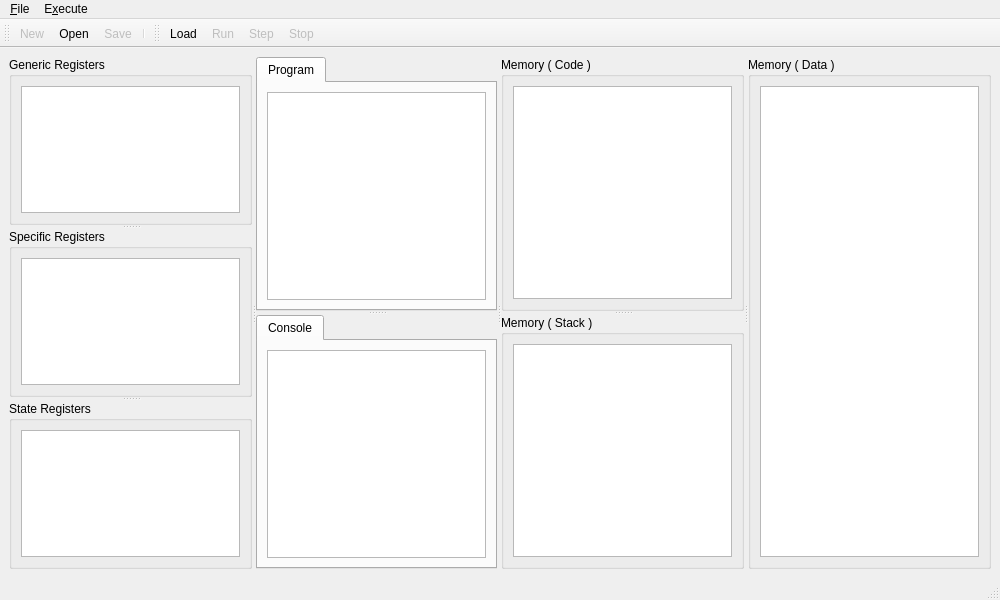
Qt form ui/mainwindow.ui (ZubinGou/8086-emulator) before a commit.
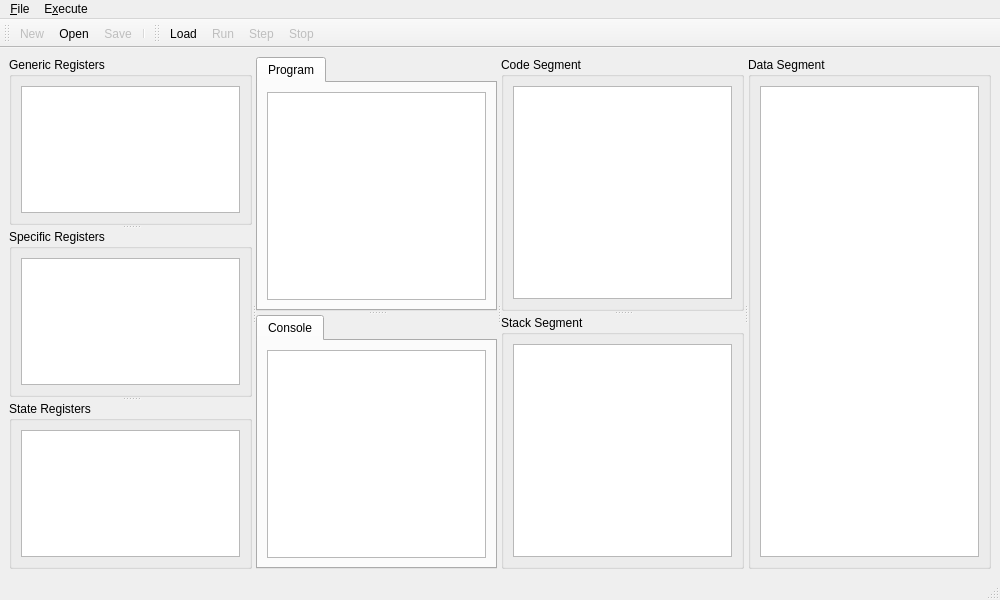
The same form after that commit. Icons and pictures are not drawn. Custom widgets are drawn as their Qt base class.

```diff
--- a/ui/mainwindow.ui
+++ b/ui/mainwindow.ui
@@ -154,7 +154,7 @@
           </property>
           <widget class="QGroupBox" name="grpMemory">
            <property name="title">
-            <string>Memory ( Code )</string>
+            <string>Code Segment</string>
            </property>
            <layout class="QVBoxLayout" name="verticalLayout_4">
             <item>
@@ -171,7 +171,7 @@
           </widget>
           <widget class="QGroupBox" name="grpMemory2">
            <property name="title">
-            <string>Memory ( Stack )</string>
+            <string>Stack Segment</string>
            </property>
            <layout class="QVBoxLayout" name="verticalLayout_6">
             <item>
@@ -195,7 +195,7 @@
         <item row="0" column="0">
          <widget class="QGroupBox" name="grpMemory3">
           <property name="title">
-           <string>Memory ( Data )</string>
+           <string>Data Segment</string>
           </property>
           <layout class="QVBoxLayout" name="verticalLayout_11">
            <item>
```
